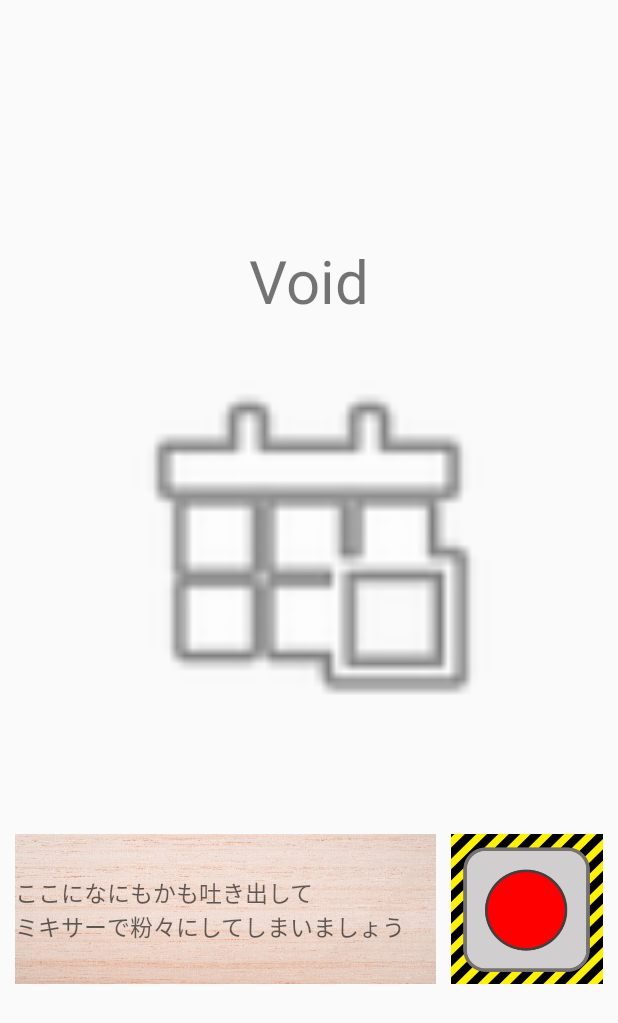
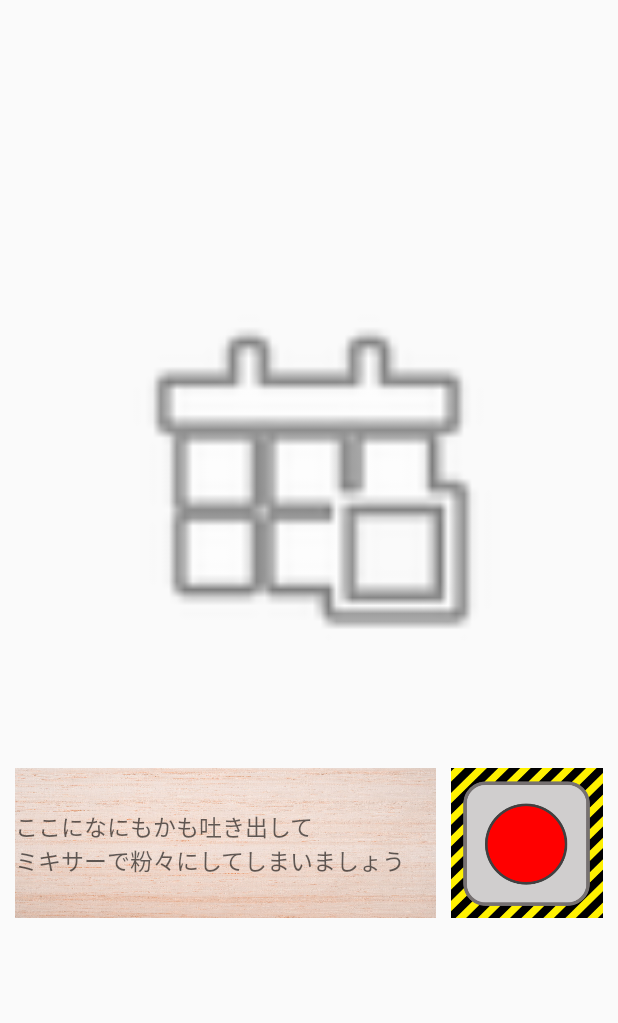
Before and after one commit to haaien/yami_tweet_mixir, an Android app: the TweetActivity_Empty screen opened directly, with no data from a screen before it, on a phone screen of 412 x 824 dp. Shown: the top 1023 px of the screen. Run offline under Robolectric (Android 15) with nearby library versions, the phone set to English and light mode, and no system bars; 2 statements that could not run were skipped.

Commit message:
Revert "TweetActivity_emptyの編集"

```diff
--- a/app/src/main/AndroidManifest.xml
+++ b/app/src/main/AndroidManifest.xml
@@ -17,7 +17,6 @@
             </intent-filter>
         </activity>
         <activity android:label="yami_tweet_mixir" android:name=".TweetActivity_Empty"/>
-        <activity android:label="yami_tweet_mixir" android:name=".MixirActivity_empty"/>
     </application>
 
 </manifest>
--- a/app/src/main/java/ishiicai/shohoku/ac/jp/yami_tweet_mixir/TweetActivity_EightyPer.java
+++ b/app/src/main/java/ishiicai/shohoku/ac/jp/yami_tweet_mixir/TweetActivity_EightyPer.java
@@ -36,7 +36,7 @@ public class TweetActivity_EightyPer extends AppCompatActivity {
     protected void onCreate(Bundle savedInstanceState) {
         super.onCreate(savedInstanceState);
         setContentView(R.layout.tweet_eightyper_layout);
-        imageButton=findViewById(R.id.MixedButton);
+        imageButton.findViewById(R.id.MixedButton);
 
         imageButton.setOnClickListener(new View.OnClickListener(){
             @Override
--- a/app/src/main/java/ishiicai/shohoku/ac/jp/yami_tweet_mixir/TweetActivity_Empty.java
+++ b/app/src/main/java/ishiicai/shohoku/ac/jp/yami_tweet_mixir/TweetActivity_Empty.java
@@ -27,9 +27,7 @@ public class TweetActivity_Empty extends AppCompatActivity {
     protected void onCreate(Bundle savedInstanceState) {
         super.onCreate(savedInstanceState);
         setContentView(R.layout.tweet_empty_layout);
-        imageButton=(ImageButton)findViewById(R.id.MixedButton);
-        inputeditText=(EditText)findViewById(R.id.InputEditText);
-        textView=findViewById(R.id.textView);
+        imageButton.findViewById(R.id.MixedButton);
 
         imageButton.setOnClickListener(new View.OnClickListener(){
             @Override
@@ -45,6 +43,7 @@ public class TweetActivity_Empty extends AppCompatActivity {
                 }else if(text.length()>=1&&text.length()<20){
                     textView.setText(text);
                     inputeditText.setText("");
+                    textView.findViewById(R.id.InputEditText);
 
                     ScreenChange();
                 }else if(text.length()>=20){
@@ -60,7 +59,7 @@ public class TweetActivity_Empty extends AppCompatActivity {
     }
     public void ScreenChange(){
         textView.setText(String.valueOf(points));
-        Intent intent = new Intent(getApplication(), MixirActivity_empty.class);
+        Intent intent = new Intent(getApplicationContext(),MixirActivity_empty.class);
         intent.putExtra(TWEET_POINT,points);
         startActivity(intent);
     }
--- a/app/src/main/java/ishiicai/shohoku/ac/jp/yami_tweet_mixir/TweetActivity_FortyPer.java
+++ b/app/src/main/java/ishiicai/shohoku/ac/jp/yami_tweet_mixir/TweetActivity_FortyPer.java
@@ -25,7 +25,7 @@ public class TweetActivity_FortyPer extends AppCompatActivity {
     protected void onCreate(Bundle savedInstanceState){
         super.onCreate(savedInstanceState);
         setContentView(R.layout.tweet_fortyper_layout);
-        imageButton=findViewById(R.id.MixedButton);
+        imageButton.findViewById(R.id.MixedButton);
 
         imageButton.setOnClickListener(new View.OnClickListener(){
             @Override
--- a/app/src/main/java/ishiicai/shohoku/ac/jp/yami_tweet_mixir/TweetActivity_SixtyPer.java
+++ b/app/src/main/java/ishiicai/shohoku/ac/jp/yami_tweet_mixir/TweetActivity_SixtyPer.java
@@ -25,7 +25,7 @@ public class TweetActivity_SixtyPer extends AppCompatActivity{
     protected void onCreate(Bundle savedInstanceState){
         super.onCreate(savedInstanceState);
         setContentView(R.layout.tweet_sixtyper_layout);
-        imageButton=findViewById(R.id.MixedButton);
+        imageButton.findViewById(R.id.MixedButton);
 
         imageButton.setOnClickListener(new View.OnClickListener(){
             @Override
--- a/app/src/main/java/ishiicai/shohoku/ac/jp/yami_tweet_mixir/TweetActivity_TwentyPer.java
+++ b/app/src/main/java/ishiicai/shohoku/ac/jp/yami_tweet_mixir/TweetActivity_TwentyPer.java
@@ -25,7 +25,7 @@ public class TweetActivity_TwentyPer extends AppCompatActivity {
     protected void onCreate(Bundle savedInstanceState){
         super.onCreate(savedInstanceState);
         setContentView(R.layout.tweet_twentyper_layout);
-        imageButton=findViewById(R.id.MixedButton);
+        imageButton.findViewById(R.id.MixedButton);
 
         imageButton.setOnClickListener(new View.OnClickListener(){
             @Override
--- a/app/src/main/res/layout/tweet_empty_layout.xml
+++ b/app/src/main/res/layout/tweet_empty_layout.xml
@@ -6,22 +6,12 @@
     android:layout_width="match_parent"
     android:layout_height="match_parent">
 
-    <TextView
-        android:id="@+id/textView"
-        android:layout_width="wrap_content"
-        android:layout_height="wrap_content"
-        android:layout_marginTop="160dp"
-        android:layout_centerHorizontal="true"
-        android:textSize="40dp"
-        android:text="Void" />
-
     <ImageView
         android:id="@+id/imageView"
         android:layout_width="255dp"
         android:layout_height="272dp"
-        android:layout_below="@id/textView"
         android:layout_centerHorizontal="true"
-        android:layout_marginTop="10dp"
+        android:layout_marginTop="180dp"
         app:srcCompat="@android:drawable/ic_menu_today" />
 
     <LinearLayout
```
